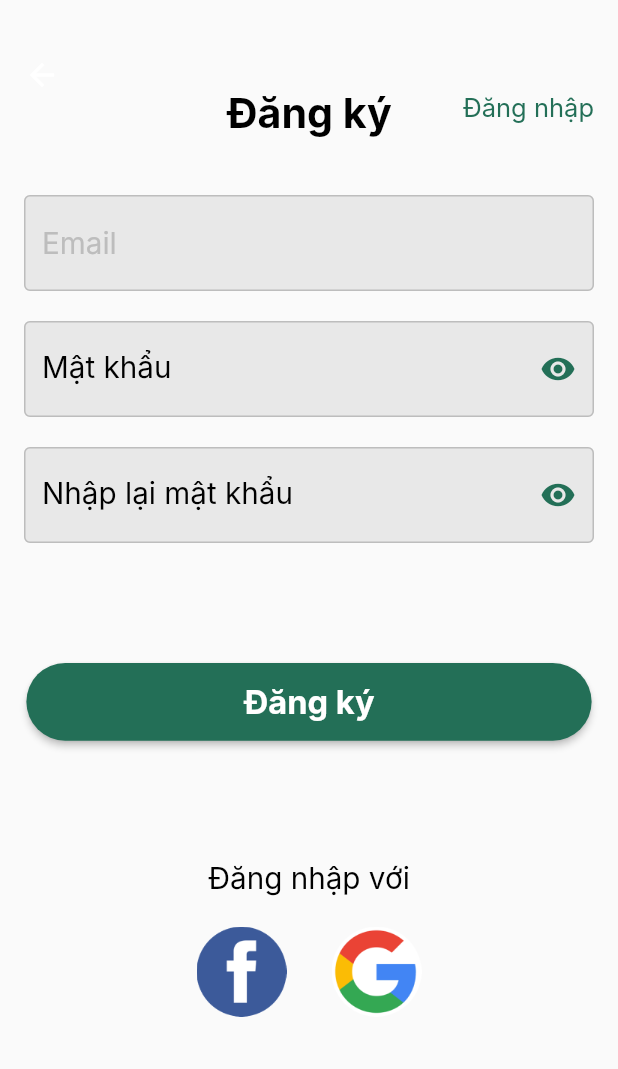
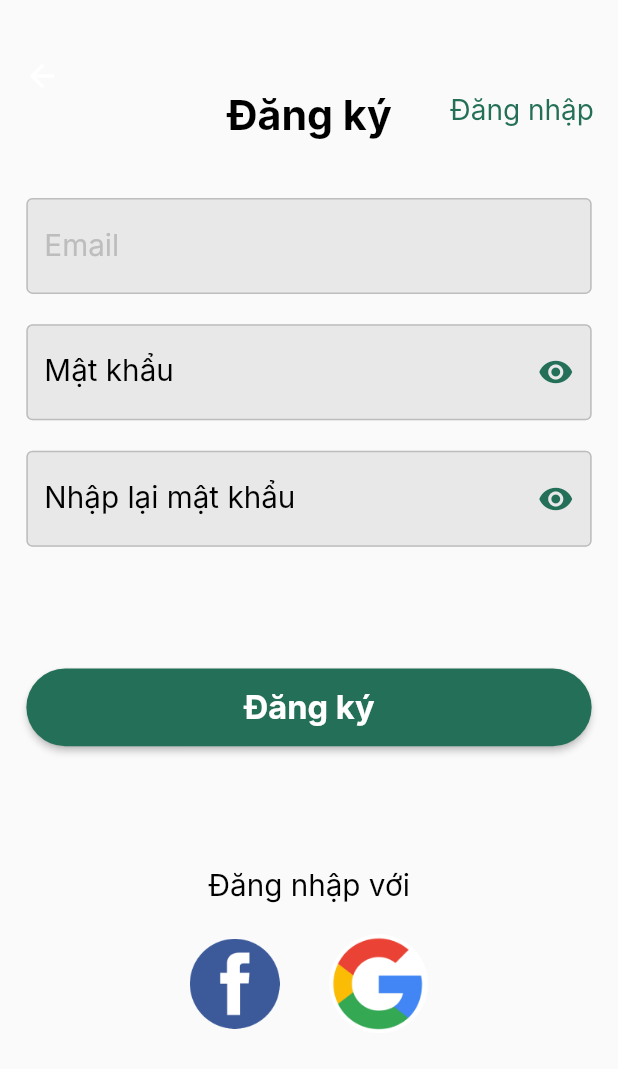
Before and after one commit to kieuvantuyen01/money0manager, a Flutter app: the RegisterScreen screen opened directly, on a phone screen of 412 x 824 dp. Shown: the top 1069 px of the screen. Run offline on Flutter 3.47's test engine with Material 2 defaults, Android fonts, the phone set to English and light mode, and no system bars; our stand-ins replace charts_flutter, cloud_firestore, date_picker_timeline, firebase_auth, firebase_core, flutter_screenutil and 5 more; missing offline and left inert: flutter_facebook_auth, launch_review; accounts and stored records are empty; network calls fail; Roboto replaces fonts that are missing (Inter).

Commit message:
finish responsive

```diff
--- a/lib/screens/BudgetScreen.dart
+++ b/lib/screens/BudgetScreen.dart
@@ -52,10 +52,9 @@ class BudgetScreen extends StatelessWidget {
                                   b: 255),
                             ),
                             IconButton(
-                              padding: EdgeInsets.only(left: 70.w, bottom: 10.h),
+                              padding: EdgeInsets.only(left: 60.w, bottom: 10.h),
                               iconSize: 35.sp,
                               icon: Image.asset("assets/ngansach.png"),
-                              tooltip: 'Tìm kiếm',
                               onPressed: () => {
                                 Navigator.push(
                                     context,
--- a/lib/screens/CategoryScreen.dart
+++ b/lib/screens/CategoryScreen.dart
@@ -42,7 +42,7 @@ class CategoryScreen extends StatelessWidget {
           automaticallyImplyLeading: false,
           centerTitle: true,
           title: Padding(
-            padding: EdgeInsets.only(top: 10),
+            padding: EdgeInsets.only(top: 10.h),
             child: TitleText1(
                 text: 'Danh mục',
                 fontFamily: 'Inter',
--- a/lib/screens/Currency.dart
+++ b/lib/screens/Currency.dart
@@ -1,4 +1,5 @@
 import 'package:flutter/material.dart';
+import 'package:flutter_screenutil/flutter_screenutil.dart';
 import '../components/NavigationDrawerWidget.dart';
 import '../components/SmallHeader.dart';
 import '../components/TitleText1.dart';
@@ -17,7 +18,7 @@ class Currency extends StatelessWidget {
         crossAxisAlignment: CrossAxisAlignment.start,
         children: <Widget>[
           Padding(
-            padding: EdgeInsets.only(left: 16, right: 16, top: 36),
+            padding: EdgeInsets.only(left: 16.w, right: 16.w, top: 36.h),
             child: TitleText1(
                 text: 'Chọn đơn vị tiền tệ mặc định',
                 fontFamily: 'Inter',
@@ -28,7 +29,7 @@ class Currency extends StatelessWidget {
                 b: 0),
           ),
           Padding(
-            padding: EdgeInsets.only(left: 16, right: 16, top: 16),
+            padding: EdgeInsets.only(left: 16.w, right: 16.w, top: 16.h),
             child: TitleText1(
                 text: 'Đóng tiền điện nước',
                 fontFamily: 'Inter',
--- a/lib/screens/RegisterScreen.dart
+++ b/lib/screens/RegisterScreen.dart
@@ -1,4 +1,5 @@
 import 'package:flutter/material.dart';
+import 'package:flutter_screenutil/flutter_screenutil.dart';
 import '../components/PasswordTextField.dart';
 import '../components/InputText1.dart';
 import '../components/ButtonPrimary.dart';
@@ -16,11 +17,11 @@ class RegisterScreen extends StatelessWidget {
       appBar: AppBar(
         centerTitle: true,
         title: Padding(
-          padding: EdgeInsets.only(top: 50),
+          padding: EdgeInsets.only(top: 50.h),
           child: TitleText1(text: 'Đăng ký', fontFamily: 'Inter', fontSize: 25, fontWeight: FontWeight.bold, r: 0, g: 0, b: 0),
         ),
         backgroundColor: Colors.transparent,
-        toolbarHeight: 100,
+        toolbarHeight: 100.h,
         elevation: 0.0,
         // leading: IconButton(
         //   padding: EdgeInsets.only(left: 16, top: 55),
@@ -43,7 +44,7 @@ class RegisterScreen extends StatelessWidget {
                 'Đăng nhập',
                 style: TextStyle(
                   fontFamily: 'Inter',
-                  fontSize: 17,
+                  fontSize: 17.sp,
                   fontWeight: FontWeight.normal,
                 color: Color.fromARGB(255, 35, 111, 87),
               ),),
@@ -54,39 +55,39 @@ class RegisterScreen extends StatelessWidget {
       body: Column(
         children: <Widget>[
           Padding(
-            padding: EdgeInsets.only(left: 16, right: 16, top: 30),
+            padding: EdgeInsets.only(left: 16.w, right: 16.w, top: 30.h),
             child: InputText1(hintText: 'Email', labelText: 'Email', maxLines: 1),
           ),
           Padding(
-            padding: EdgeInsets.only(left: 16, right: 16, top: 20),
+            padding: EdgeInsets.only(left: 16.w, right: 16.w, top: 20.h),
             child: PasswordTextField(hintText: 'Mật khẩu', labelText: 'Mật khẩu', maxLines: 1),
           ),
           Padding(
-            padding: EdgeInsets.only(left: 16, right: 16, top: 20),
+            padding: EdgeInsets.only(left: 16.w, right: 16.w, top: 20.h),
             child: PasswordTextField(hintText: 'Nhập lại mật khẩu', labelText: 'Nhập lại mật khẩu', maxLines: 1),
           ),
           Padding(
-            padding: EdgeInsets.only(top: 80),
+            padding: EdgeInsets.only(top: 80.h),
             child: ButtonPrimary(text: 'Đăng ký', r: 35, g: 111, b: 87, radius: 30, weight: 343, height: 51, screenName: 'RegisterScreen'),
           ),
           Padding(
-            padding: EdgeInsets.only(top: 80),
+            padding: EdgeInsets.only(top: 80.h),
             child: TitleText1(text: 'Đăng nhập với', fontFamily: 'Inter', fontSize: 18, fontWeight: FontWeight.normal, r: 0, g: 0, b: 0),
           ),
           Padding(
-            padding: EdgeInsets.only(top: 10),
+            padding: EdgeInsets.only(top: 10.h),
             child: Row(
               mainAxisAlignment: MainAxisAlignment.center,
               children: <Widget> [
                 IconButton(
-                  padding: EdgeInsets.only(top: 10),
+                  padding: EdgeInsets.only(top: 10.h),
                   iconSize: 60,
                   icon: Image.asset("assets/fb.png"),
                   onPressed: () => {},
                 ),
                 IconButton(
-                  padding: EdgeInsets.only(left: 30, top: 10),
-                  iconSize: 60,
+                  padding: EdgeInsets.only(left: 30.w, top: 10.h),
+                  iconSize: 60.sp,
                   icon: Image.asset("assets/google.png"),
                   onPressed: () => {},
                 ),
```
Also changed, not shown: lib/screens/ContactScreen.dart (+6 -5 lines), lib/screens/ExchangeMoney.dart (+11 -10 lines), lib/screens/LoginScreen.dart (+17 -16 lines), lib/screens/Reminder.dart (+23 -22 lines), 1 other file.
